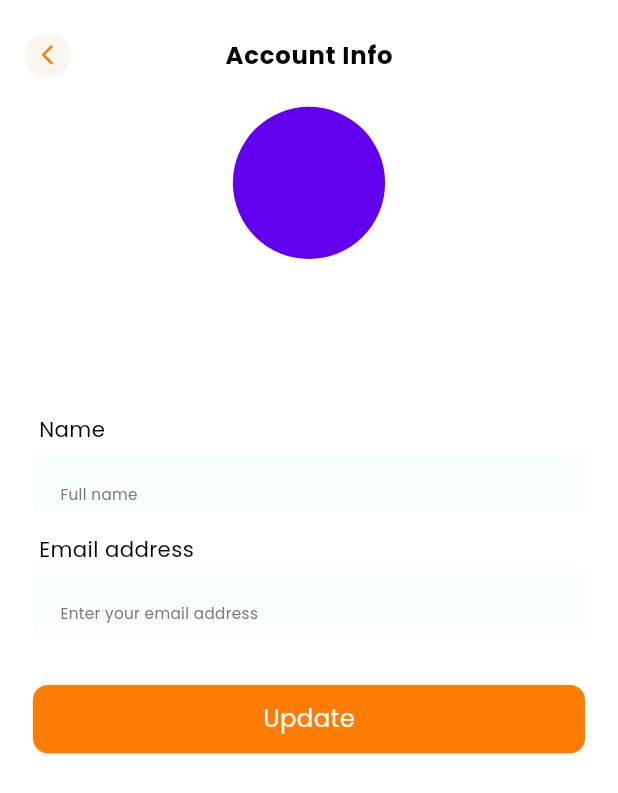
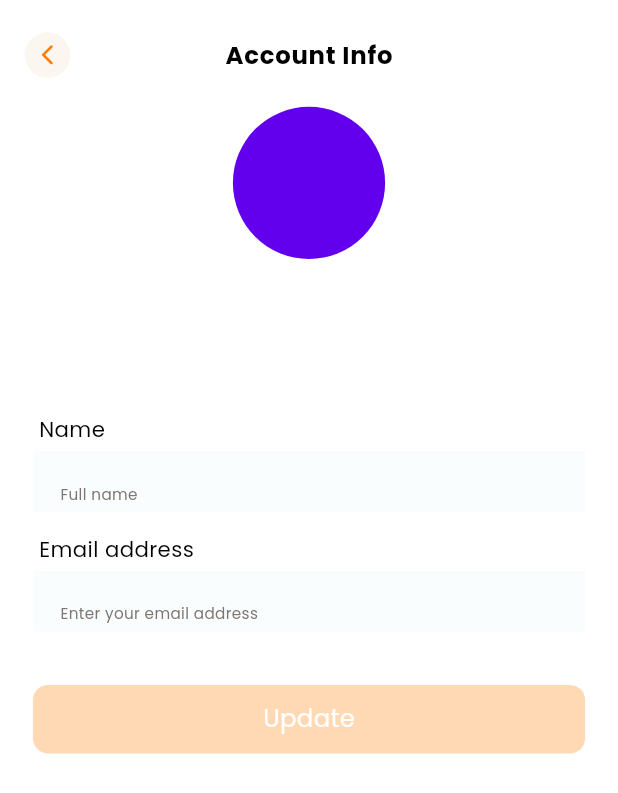
Before and after one commit to Nizatreasure/product_app, a Flutter app: the AccountInfoPage screen opened by its route, on a phone screen of 412 x 824 dp. Shown: the top 793 px of the screen. Run offline on Flutter 3.47's test engine with Material 3 defaults, Android fonts, the phone set to English and light mode, and no system bars; our stand-ins replace cached_network_image, dio, either_dart, email_validator, firebase_auth, firebase_core and 13 more; accounts and stored records are empty; generated files the repository leaves out were written again; network calls fail; project files that could hold a hidden picture were left out.

Commit message:
feat: edit account details

```diff
--- a/lib/core/common/network/error_handler.dart
+++ b/lib/core/common/network/error_handler.dart
@@ -34,6 +34,8 @@ class ErrorHandler implements Exception {
   }
 
   DataFailure _handleFirebaseError(FirebaseAuthException error) {
+    print('error is ${error.code}');
+    print('error is ${error.message}');
     switch (error.code) {
       case 'email-already-in-use':
         return DataStatus.emailInUse.getFailure()!;
--- a/lib/core/common/widgets/custom_text_input_field.dart
+++ b/lib/core/common/widgets/custom_text_input_field.dart
@@ -23,6 +23,7 @@ class CustomTextInputField extends StatefulWidget {
   final bool readOnly;
   final void Function()? onTap;
   final double borderRadius;
+  final String? obscuringCharacter;
   const CustomTextInputField({
     super.key,
     required this.hintText,
@@ -43,6 +44,7 @@ class CustomTextInputField extends StatefulWidget {
     this.contentPadding,
     this.textAlign,
     this.borderRadius = 10,
+    this.obscuringCharacter,
   });
 
   @override
@@ -102,6 +104,8 @@ class _CustomTextInputFieldState extends State<CustomTextInputField> {
                 minLines: widget.minLines,
                 readOnly: widget.readOnly,
                 focusNode: _focusNode,
+                obscuringCharacter: widget.obscuringCharacter ?? '•',
+                obscureText: widget.obscuringCharacter != null,
                 decoration: InputDecoration(
                   contentPadding: widget.contentPadding,
                   border: InputBorder.none,
--- a/lib/core/values/string_manager.dart
+++ b/lib/core/values/string_manager.dart
@@ -53,5 +53,13 @@ class StringManager {
   static const String unknown = 'Unknown';
   static const String name = 'Name';
   static const String update = 'Update';
+  static const String reauthenticate = 'Reauthenticate';
+  static const String reauthenticateHint =
+      'Please input your password to continue';
+  static const String done = 'Done';
+  static const String profileDetailsUpdatedSuccessfully =
+      'Your profile information has been successfully updated';
+  static const String changedEmailMessage =
+      'A verification link has been sent to your new email address. Please follow the link to verify you email and log in with your new email';
   // static const String forgotPassword = '';
 }
--- a/lib/src/authentication/data/repositories/auth_repository_impl.dart
+++ b/lib/src/authentication/data/repositories/auth_repository_impl.dart
@@ -1,8 +1,11 @@
 import 'package:either_dart/either.dart';
 import 'package:firebase_auth/firebase_auth.dart';
+import 'package:go_router/go_router.dart';
 import 'package:product_app/core/common/enums/enums.dart';
 import 'package:product_app/core/common/network/connection_checker.dart';
 import 'package:product_app/core/common/network/data_failure.dart';
+import 'package:product_app/core/routes/route_names.dart';
+import 'package:product_app/main.dart';
 
 part '../../domain/repositories/auth_repository.dart';
 
@@ -33,6 +36,7 @@ class AuthenticationRepositoryImpl implements AuthenticationRepository {
   @override
   Future<Either<DataFailure, dynamic>> signOut() async {
     await _auth.signOut();
+    MyApp.navigatorKey.currentContext?.goNamed(RouteNames.signIn);
     return const Right('');
   }
 
--- a/lib/src/authentication/presentation/pages/sign_in_page.dart
+++ b/lib/src/authentication/presentation/pages/sign_in_page.dart
@@ -51,7 +51,7 @@ class _SignInPageState extends State<SignInPage> {
                         .message!,
                   );
                 } else if (state.formSubmissionStatus is SubmissionSuccess) {
-                  context.pushNamed(RouteNames.landing);
+                  context.goNamed(RouteNames.landing);
                 }
               },
               child: _buildBody(themeData, context),
--- a/lib/src/authentication/presentation/pages/sign_up_page.dart
+++ b/lib/src/authentication/presentation/pages/sign_up_page.dart
@@ -57,7 +57,7 @@ class _SignUpPageState extends State<SignUpPage> {
                     canPop: false,
                   );
                   if (context.mounted) {
-                    context.pushNamed(RouteNames.landing);
+                    context.goNamed(RouteNames.landing);
                   }
                 }
               },
--- /dev/null
+++ b/lib/src/profile/domain/repositories/account_info_repository.dart
@@ -0,0 +1,6 @@
+part of '../../data/repositories/account_info_repository_impl.dart';
+
+abstract class AccountInfoRepository {
+  Future<Either<DataFailure, dynamic>> updateProfile(
+      {String? email, String? name, String? imagePath});
+}
--- /dev/null
+++ b/lib/src/profile/domain/usecases/account_info_usecase.dart
@@ -0,0 +1,19 @@
+import 'package:either_dart/either.dart';
+import 'package:product_app/core/common/network/data_failure.dart';
+import 'package:product_app/core/common/usecase/usecase.dart';
+import 'package:product_app/src/profile/data/repositories/account_info_repository_impl.dart';
+
+class AccountInfoUseCase implements BaseUseCase<Map<String, dynamic>, dynamic> {
+  final AccountInfoRepository _accountInfoRepository;
+  AccountInfoUseCase(this._accountInfoRepository);
+
+  @override
+  Future<Either<DataFailure, dynamic>> execute(
+      {required Map<String, dynamic> params}) {
+    return _accountInfoRepository.updateProfile(
+      email: params['email'],
+      name: params['name'],
+      imagePath: params['imagePath'],
+    );
+  }
+}
--- a/lib/src/profile/presentation/blocs/account_info_bloc/account_info_events.dart
+++ b/lib/src/profile/presentation/blocs/account_info_bloc/account_info_events.dart
@@ -25,4 +25,14 @@ class AccountInfoSetDataEvent extends AccountInfoEvent {
   const AccountInfoSetDataEvent({required this.name, required this.email});
 }
 
-class AccountInfoSubmittedEvent extends AccountInfoEvent {}
+class AccountInfoSubmittedEvent extends AccountInfoEvent {
+  final String? password;
+  final String? email;
+  final String? name;
+  final String? imagePath;
+  const AccountInfoSubmittedEvent(
+      {required this.password,
+      required this.email,
+      required this.name,
+      required this.imagePath});
+}
--- a/lib/src/profile/presentation/blocs/account_info_bloc/account_info_state.dart
+++ b/lib/src/profile/presentation/blocs/account_info_bloc/account_info_state.dart
@@ -6,16 +6,27 @@ class AccountInfoState {
   final String email;
   final String profileImagePath;
 
+  final FormSubmissionStatus formSubmissionStatus;
+
   bool get isValid => name.trim().length >= 5 && EmailValidator.validate(email);
 
-  const AccountInfoState(
-      {this.name = '', this.email = '', this.profileImagePath = ''});
+  const AccountInfoState({
+    this.name = '',
+    this.email = '',
+    this.profileImagePath = '',
+    this.formSubmissionStatus = const InitialFormStatus(),
+  });
 
   AccountInfoState copyWith(
-      {String? name, String? email, String? profileImagePath}) {
+      {String? name,
+      String? email,
+      String? profileImagePath,
+      FormSubmissionStatus? formSubmissionStatus}) {
     return AccountInfoState(
-        name: name ?? this.name,
-        email: email ?? this.email,
-        profileImagePath: profileImagePath ?? this.profileImagePath);
+      name: name ?? this.name,
+      email: email ?? this.email,
+      profileImagePath: profileImagePath ?? this.profileImagePath,
+      formSubmissionStatus: formSubmissionStatus ?? this.formSubmissionStatus,
+    );
   }
 }
--- a/lib/src/profile/presentation/pages/account_info_page.dart
+++ b/lib/src/profile/presentation/pages/account_info_page.dart
@@ -3,12 +3,16 @@ import 'package:flutter/material.dart';
 import 'package:flutter/services.dart';
 import 'package:flutter_bloc/flutter_bloc.dart';
 import 'package:flutter_screenutil/flutter_screenutil.dart';
+import 'package:go_router/go_router.dart';
+import 'package:product_app/core/common/form_submission/form_submission.dart';
 import 'package:product_app/core/common/widgets/custom_app_bar.dart';
 import 'package:product_app/core/common/widgets/custom_button.dart';
+import 'package:product_app/core/common/widgets/custom_dialog.dart';
 import 'package:product_app/core/common/widgets/custom_text_input_field.dart';
 import 'package:product_app/core/values/fontsize_manager.dart';
 import 'package:product_app/core/values/string_manager.dart';
 import 'package:product_app/di.dart';
+import 'package:product_app/src/authentication/presentation/blocs/sign_in_bloc/sign_in_bloc.dart';
 import 'package:product_app/src/profile/presentation/blocs/account_info_bloc/account_info_bloc.dart';
 
 part '../widgets/account_info_widgets.dart';
@@ -21,6 +25,14 @@ class AccountInfoPage extends StatefulWidget {
 }
 
 class _AccountInfoPageState extends State<AccountInfoPage> {
+  final TextEditingController _passwordController = TextEditingController();
+
+  @override
+  void dispose() {
+    _passwordController.dispose();
+    super.dispose();
+  }
+
   @override
   Widget build(BuildContext context) {
     ThemeData themeData = Theme.of(context);
@@ -36,7 +48,45 @@ class _AccountInfoPageState extends State<AccountInfoPage> {
         return Scaffold(
           appBar: customAppBar(context,
               title: StringManager.accountInfo, centerTitle: true),
-          body: Padding(
+          body: BlocListener<AccountInfoBloc, AccountInfoState>(
+              listener: (context, state) async {
+                if (state.formSubmissionStatus is SubmissionFailure) {
+                  showCustomDialog(
+                    context,
+                    title: StringManager.error,
+                    confirmButtonText: StringManager.close,
+                    body: (state.formSubmissionStatus as SubmissionFailure)
+                        .exception
+                        .message!,
+                  );
+                } else if (state.formSubmissionStatus is SubmissionSuccess) {
+                  bool changedEmail = user?.email?.trim().toLowerCase() !=
+                      state.email.trim().toLowerCase();
+                  await showCustomDialog(
+                    context,
+                    title: StringManager.successful,
+                    body: changedEmail
+                        ? StringManager.changedEmailMessage
+                        : StringManager.profileDetailsUpdatedSuccessfully,
+                    confirmButtonText: StringManager.done,
+                  );
+                  if (context.mounted) {
+                    changedEmail
+                        ? context
+                            .read<SignInBloc>()
+                            .add(SignOutSubmittedEvent())
+                        : context.pop();
+                  }
+                }
+              },
+              child: _buildBody(user, themeData, context)),
+        );
+      }),
+    );
+  }
+
+  Widget _buildBody(User? user, ThemeData themeData, BuildContext context) {
+    return Padding(
       padding: EdgeInsetsDirectional.symmetric(horizontal: 20.w),
       child: SingleChildScrollView(
         child: Column(
@@ -47,29 +97,54 @@ class _AccountInfoPageState extends State<AccountInfoPage> {
             Text(
               user?.displayName ?? StringManager.unknown,
               style: themeData.textTheme.bodyMedium!.copyWith(
-                        fontSize: FontSizeManager.f18,
-                        fontWeight: FontWeight.w600),
+                  fontSize: FontSizeManager.f18, fontWeight: FontWeight.w600),
             ),
-                  Text(user?.email ?? 'noemail@noemail.com'),
+            Text(user?.email ?? 'unknown@unknown.com'),
             SizedBox(height: 45.h),
             _buildNameField(context),
             _buildEmailField(context),
             SizedBox(height: 20.h),
-                  _buildButton(context),
+            _buildButton(context, user),
           ],
         ),
       ),
-          ),
-        );
-      }),
     );
   }
 
-  Widget _buildButton(BuildContext context) {
+  Widget _buildButton(BuildContext context, User? user) {
     return BlocBuilder<AccountInfoBloc, AccountInfoState>(builder: (_, state) {
       return CustomButton(
         text: StringManager.update,
-        onTap: () {},
+        onTap: !state.isValid
+            ? null
+            : () async {
+                bool isChangingEmail = user?.email?.trim().toLowerCase() !=
+                    state.email.trim().toLowerCase();
+                bool shouldContinue = !isChangingEmail
+                    ? true
+                    : await showCustomDialog(
+                        context,
+                        title: StringManager.reauthenticate,
+                        body: StringManager.reauthenticateHint,
+                        confirmButtonText: StringManager.continue_,
+                        controller: _passwordController,
+                        showCancelButton: true,
+                        cancelButtonText: StringManager.cancel,
+                        canPop: false,
+                      );
+                if (context.mounted && shouldContinue) {
+                  String password = _passwordController.text.trim();
+                  _passwordController.clear();
+                  context.read<AccountInfoBloc>().add(
+                        AccountInfoSubmittedEvent(
+                          password: isChangingEmail ? password : null,
+                          email: user?.email,
+                          name: user?.displayName,
+                          imagePath: user?.photoURL,
+                        ),
+                      );
+                }
+              },
       );
     });
   }
```
Also changed, not shown: lib/core/common/widgets/custom_dialog.dart (+14 -0 lines), lib/di.dart (+7 -1 lines), lib/src/profile/data/repositories/account_info_repository_impl.dart (added, +36 -0 lines), lib/src/profile/presentation/blocs/account_info_bloc/account_info_bloc.dart (+38 -2 lines), lib/src/profile/presentation/pages/profile_page.dart (+3 -4 lines). Lines whose indentation alone changed are shown as unchanged.
